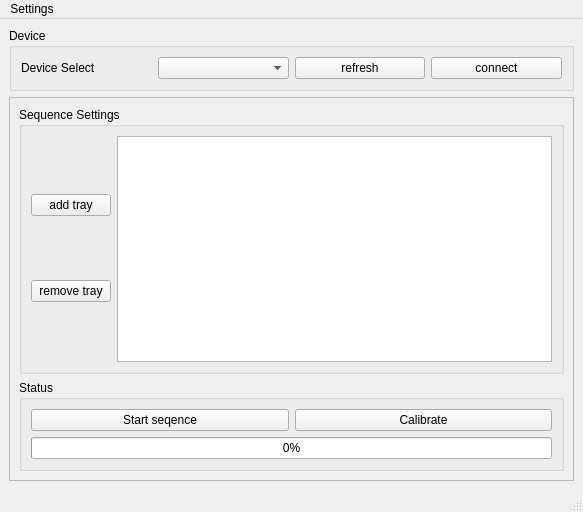
nrish/machine-interface-caltech, file mainwindow.ui: the form before one commit.
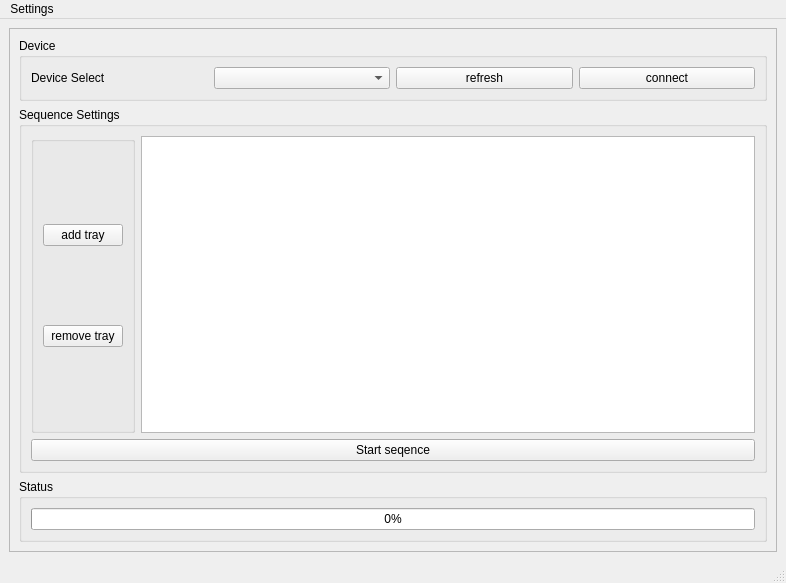
The form after the commit.

The edit to the form file:
```diff
--- a/mainwindow.ui
+++ b/mainwindow.ui
@@ -6,8 +6,8 @@
    <rect>
     <x>0</x>
     <y>0</y>
-    <width>583</width>
-    <height>512</height>
+    <width>786</width>
+    <height>583</height>
    </rect>
   </property>
   <property name="minimumSize">
@@ -20,6 +20,12 @@
    <layout class="QGridLayout" name="gridLayout">
     <item row="1" column="0" colspan="2">
      <widget class="QFrame" name="frame">
+      <property name="sizePolicy">
+       <sizepolicy hsizetype="Minimum" vsizetype="Minimum">
+        <horstretch>0</horstretch>
+        <verstretch>0</verstretch>
+       </sizepolicy>
+      </property>
       <property name="frameShape">
        <enum>QFrame::StyledPanel</enum>
       </property>
@@ -27,6 +33,51 @@
        <enum>QFrame::Raised</enum>
       </property>
       <layout class="QVBoxLayout" name="verticalLayout">
+       <item>
+        <widget class="QGroupBox" name="groupBoxDevice">
+         <property name="sizePolicy">
+          <sizepolicy hsizetype="Preferred" vsizetype="Maximum">
+           <horstretch>0</horstretch>
+           <verstretch>0</verstretch>
+          </sizepolicy>
+         </property>
+         <property name="title">
+          <string>Device</string>
+         </property>
+         <layout class="QHBoxLayout" name="horizontalLayout">
+          <item>
+           <widget class="QLabel" name="label_4">
+            <property name="sizePolicy">
+             <sizepolicy hsizetype="Preferred" vsizetype="Maximum">
+              <horstretch>0</horstretch>
+              <verstretch>0</verstretch>
+             </sizepolicy>
+            </property>
+            <property name="text">
+             <string>Device Select</string>
+            </property>
+           </widget>
+          </item>
+          <item>
+           <widget class="QComboBox" name="portCombo"/>
+          </item>
+          <item>
+           <widget class="QPushButton" name="refreshButton">
+            <property name="text">
+             <string>refresh</string>
+            </property>
+           </widget>
+          </item>
+          <item>
+           <widget class="QPushButton" name="connectButton">
+            <property name="text">
+             <string>connect</string>
+            </property>
+           </widget>
+          </item>
+         </layout>
+        </widget>
+       </item>
        <item>
         <widget class="QGroupBox" name="groupBoxSettings">
          <property name="title">
@@ -34,6 +85,7 @@
          </property>
          <layout class="QGridLayout" name="gridLayout_3">
           <item row="2" column="0" rowspan="2">
+           <widget class="QGroupBox" name="">
            <layout class="QVBoxLayout" name="verticalLayout_2">
             <item>
              <widget class="QPushButton" name="tray_add">
@@ -50,10 +102,18 @@
              </widget>
             </item>
            </layout>
+           </widget>
           </item>
           <item row="2" column="1" rowspan="2">
            <widget class="QListWidget" name="trayList"/>
           </item>
+          <item row="4" column="0" colspan="2">
+           <widget class="QPushButton" name="startButton">
+            <property name="text">
+             <string>Start seqence</string>
+            </property>
+           </widget>
+          </item>
          </layout>
         </widget>
        </item>
@@ -69,13 +129,6 @@
           <string>Status</string>
          </property>
          <layout class="QGridLayout" name="gridLayout_2">
-          <item row="2" column="1">
-           <widget class="QPushButton" name="calibrateButton">
-            <property name="text">
-             <string>Calibrate</string>
-            </property>
-           </widget>
-          </item>
           <item row="4" column="0" colspan="2">
            <widget class="QProgressBar" name="progressBar">
             <property name="value">
@@ -83,64 +136,12 @@
             </property>
            </widget>
           </item>
-          <item row="2" column="0">
-           <widget class="QPushButton" name="startButton">
-            <property name="text">
-             <string>Start seqence</string>
-            </property>
-           </widget>
-          </item>
          </layout>
         </widget>
        </item>
       </layout>
      </widget>
     </item>
-    <item row="0" column="0" colspan="2">
-     <widget class="QGroupBox" name="groupBoxDevice">
-      <property name="sizePolicy">
-       <sizepolicy hsizetype="Preferred" vsizetype="Maximum">
-        <horstretch>0</horstretch>
-        <verstretch>0</verstretch>
-       </sizepolicy>
-      </property>
-      <property name="title">
-       <string>Device</string>
-      </property>
-      <layout class="QHBoxLayout" name="horizontalLayout">
-       <item>
-        <widget class="QLabel" name="label_4">
-         <property name="sizePolicy">
-          <sizepolicy hsizetype="Preferred" vsizetype="Maximum">
-           <horstretch>0</horstretch>
-           <verstretch>0</verstretch>
-          </sizepolicy>
-         </property>
-         <property name="text">
-          <string>Device Select</string>
-         </property>
-        </widget>
-       </item>
-       <item>
-        <widget class="QComboBox" name="portCombo"/>
-       </item>
-       <item>
-        <widget class="QPushButton" name="refreshButton">
-         <property name="text">
-          <string>refresh</string>
-         </property>
-        </widget>
-       </item>
-       <item>
-        <widget class="QPushButton" name="connectButton">
-         <property name="text">
-          <string>connect</string>
-         </property>
-        </widget>
-       </item>
-      </layout>
-     </widget>
-    </item>
    </layout>
   </widget>
   <widget class="QMenuBar" name="menubar">
@@ -148,7 +149,7 @@
     <rect>
      <x>0</x>
      <y>0</y>
-     <width>583</width>
+     <width>786</width>
      <height>30</height>
     </rect>
    </property>
```
Lines whose indentation alone changed are shown as unchanged.
